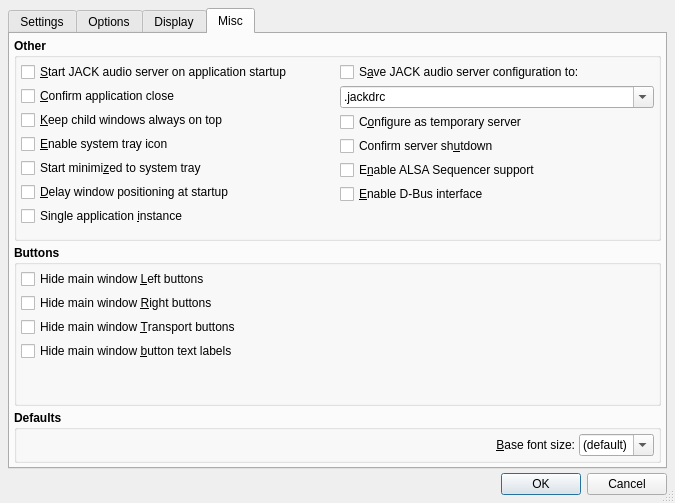
This is src/qjackctlSetupForm.ui in eurogiciel-oss/qjackctl as Qt 5 draws it before an edit. The edited form follows.
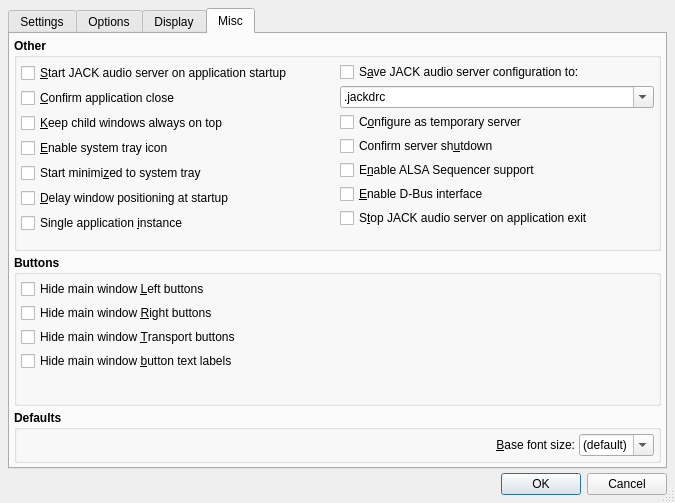
This is the edited form. The open tabs and pages were chosen to show the change. Icons and pictures are not drawn.

Commit message: - Killing D-BUS controlled JACK server is now made optional,   cf. Setup/Misc/Stop JACK audio server on application exit.   (a patch by Roland Mas, thanks).

Patch:
```diff
--- a/src/qjackctlSetupForm.ui
+++ b/src/qjackctlSetupForm.ui
@@ -3924,6 +3924,25 @@
               </property>
              </widget>
             </item>
+            <item>
+             <widget class="QCheckBox" name="StopJackCheckBox">
+              <property name="font">
+               <font>
+                <weight>50</weight>
+                <bold>false</bold>
+               </font>
+              </property>
+              <property name="toolTip">
+               <string>Whether to stop JACK audio server on application exit</string>
+              </property>
+              <property name="text">
+               <string>S&amp;top JACK audio server on application exit</string>
+              </property>
+              <property name="shortcut">
+               <string>Alt+Q</string>
+              </property>
+             </widget>
+            </item>
             <item>
              <spacer>
               <property name="orientation">
```
The commit also changes 13 other files.
